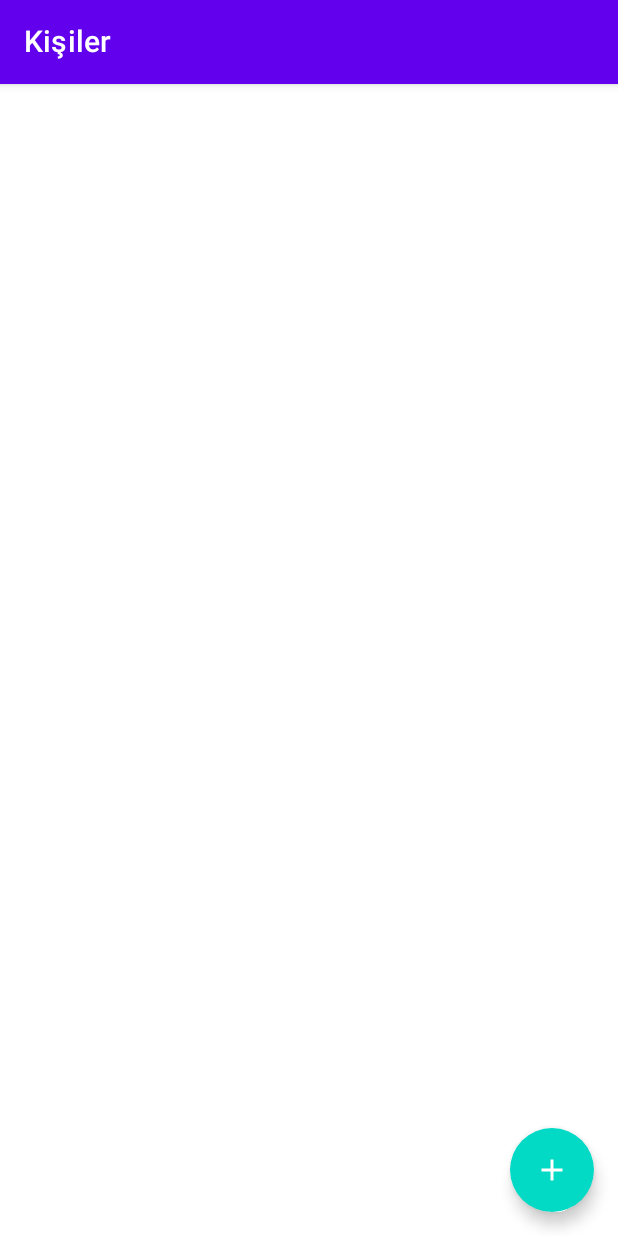
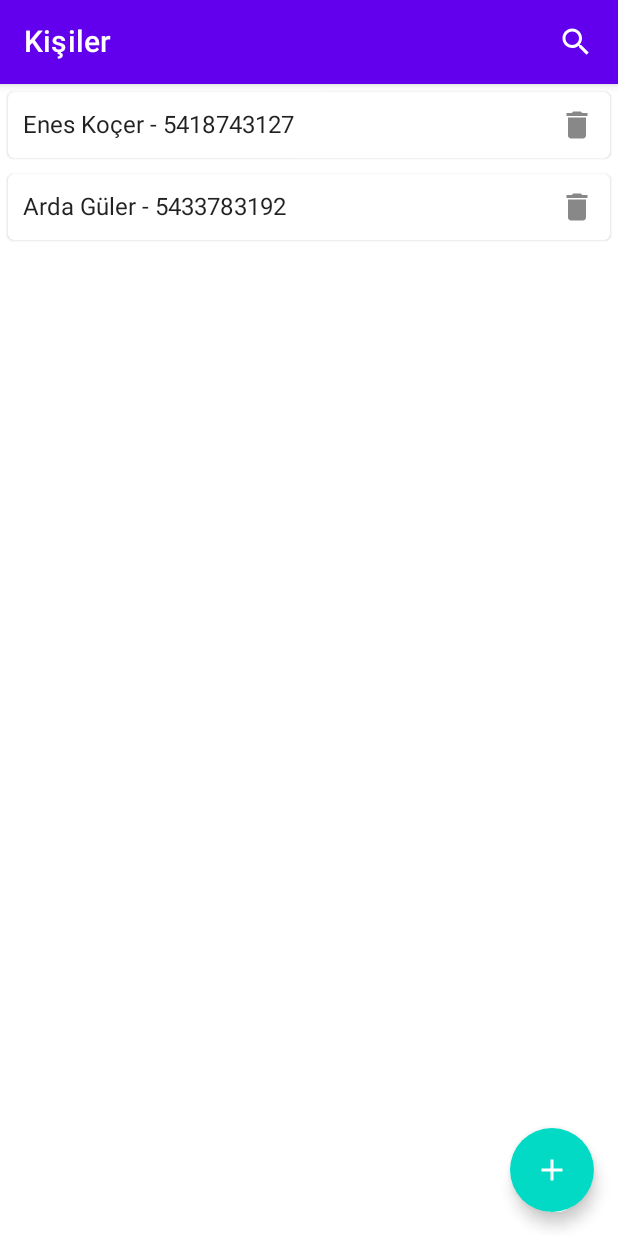
Before and after one commit to kocerenes/persons_app, an Android app built with Jetpack Compose: the screen it shows after launch (MainActivity), on a phone screen of 412 x 824 dp. Run offline under Robolectric (Android 15) with nearby library versions, the phone set to English and light mode, and no system bars.

Commit message:
Create design of home page.

```diff
--- a/app/src/main/java/com/example/personsapp/MainActivity.kt
+++ b/app/src/main/java/com/example/personsapp/MainActivity.kt
@@ -3,12 +3,19 @@ package com.example.personsapp
 import android.os.Bundle
 import androidx.activity.ComponentActivity
 import androidx.activity.compose.setContent
+import androidx.compose.foundation.clickable
+import androidx.compose.foundation.layout.*
+import androidx.compose.foundation.lazy.LazyColumn
 import androidx.compose.material.*
-import androidx.compose.runtime.Composable
+import androidx.compose.runtime.*
+import androidx.compose.ui.Alignment
+import androidx.compose.ui.Modifier
 import androidx.compose.ui.graphics.Color
 import androidx.compose.ui.res.colorResource
 import androidx.compose.ui.res.painterResource
 import androidx.compose.ui.tooling.preview.Preview
+import androidx.compose.ui.unit.dp
+import com.example.personsapp.entity.Persons
 import com.example.personsapp.ui.theme.PersonsAppTheme
 
 class MainActivity : ComponentActivity() {
@@ -27,12 +34,104 @@ class MainActivity : ComponentActivity() {
 
 @Composable
 fun HomePage() {
+
+    val isMakeSearch = remember {
+        mutableStateOf(false)
+    }
+    val tfSearch = remember {
+        mutableStateOf("")
+    }
+    val personList = remember {
+        mutableStateListOf<Persons>()
+    }
+
+    LaunchedEffect(key1 = true) {
+        val person1 = Persons(1, "Enes Koçer", "5418743127")
+        val person2 = Persons(1, "Arda Güler", "5433783192")
+        personList.add(person1)
+        personList.add(person2)
+    }
+
     Scaffold(
         topBar = {
-            TopAppBar(title = { Text(text = "Kişiler") })
+            TopAppBar(
+                title = {
+                    if (isMakeSearch.value) {
+                        TextField(
+                            value = tfSearch.value,
+                            onValueChange = { tfSearch.value = it },
+                            label = { Text(text = "Ara") },
+                            colors = TextFieldDefaults.textFieldColors(
+                                backgroundColor = Color.Transparent,
+                                focusedLabelColor = Color.White,
+                                focusedIndicatorColor = Color.White,
+                                unfocusedLabelColor = Color.White,
+                                unfocusedIndicatorColor = Color.White
+                            )
+                        )
+                    } else {
+                        Text(text = "Kişiler")
+                    }
+                },
+                actions = {
+                    if (isMakeSearch.value) {
+                        IconButton(onClick = {
+                            isMakeSearch.value = false
+                        }) {
+                            Icon(
+                                painter = painterResource(id = R.drawable.close_img),
+                                contentDescription = "",
+                                tint = Color.White
+                            )
+                        }
+                    } else {
+                        IconButton(onClick = {
+                            isMakeSearch.value = true
+                        }) {
+                            Icon(
+                                painter = painterResource(id = R.drawable.search_img),
+                                contentDescription = "",
+                                tint = Color.White
+                            )
+                        }
+                    }
+                }
+            )
         },
         content = {
+            LazyColumn {
+                items(
+                    count = personList.count(),
+                    itemContent = {
+                        val person = personList[it]
+                        Card(
+                            modifier = Modifier
+                                .padding(all = 5.dp)
+                                .fillMaxWidth()
+                        ) {
+                            Row(
+                                modifier = Modifier.clickable {
 
+                                }
+                            ) {
+                                Row(
+                                    modifier = Modifier
+                                        .padding(all = 10.dp)
+                                        .fillMaxWidth(),
+                                    verticalAlignment = Alignment.CenterVertically,
+                                    horizontalArrangement = Arrangement.SpaceBetween
+                                ) {
+                                    Text(text = "${person.person_name} - ${person.person_tel}")
+                                    Icon(
+                                        painter = painterResource(id = R.drawable.delete_img),
+                                        contentDescription = "", tint = Color.Gray
+                                    )
+                                }
+                            }
+                        }
+                    }
+                )
+            }
         },
         floatingActionButton = {
             FloatingActionButton(
```
